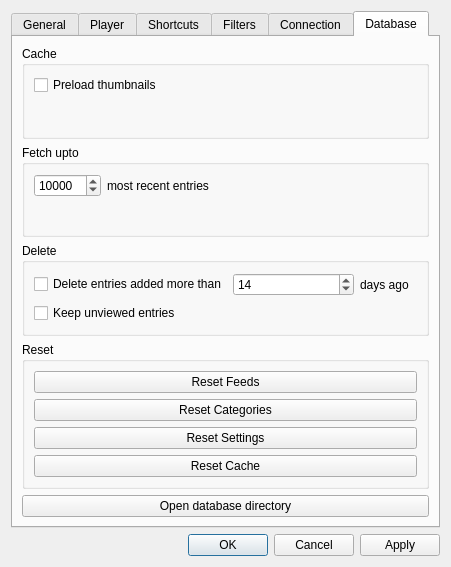
seird/rsstube, file rss_tube/gui/designs/widget_settings.ui: the form before one commit.
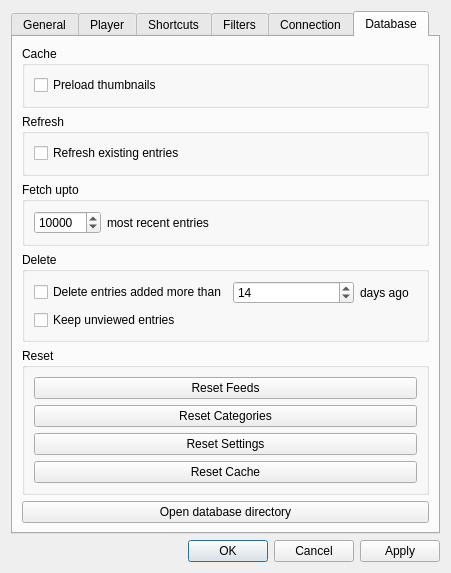
The form after the commit. The open tabs and pages were chosen to show the change.

Commit message: refresh entries option

What changed in the file:
```diff
--- a/rss_tube/gui/designs/widget_settings.ui
+++ b/rss_tube/gui/designs/widget_settings.ui
@@ -523,6 +523,22 @@
          </layout>
         </widget>
        </item>
+       <item>
+        <widget class="QGroupBox" name="groupBox_7">
+         <property name="title">
+          <string>Refresh</string>
+         </property>
+         <layout class="QFormLayout" name="formLayout_12">
+          <item row="0" column="0" colspan="2">
+           <widget class="QCheckBox" name="cb_refresh_entries">
+            <property name="text">
+             <string>Refresh existing entries</string>
+            </property>
+           </widget>
+          </item>
+         </layout>
+        </widget>
+       </item>
        <item>
         <widget class="QGroupBox" name="groupBox_11">
          <property name="title">
```
The commit also changes 4 other files.
